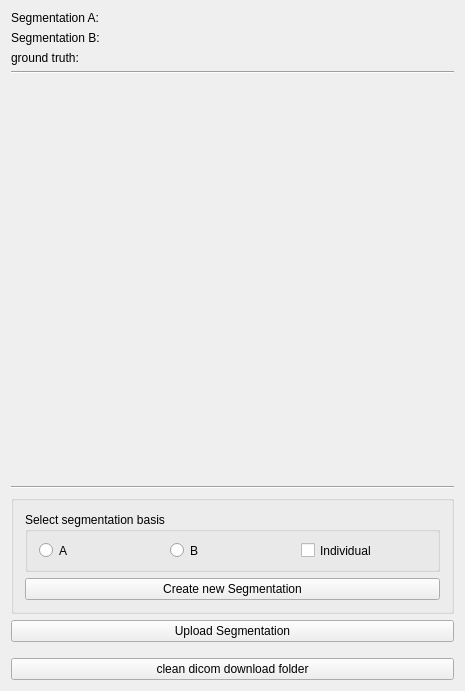
Qt form Plugins/org.mitk.gui.qt.segmentation.rework/src/internal/SegmentationReworkViewControls.ui (MITK/MITK) before a commit.
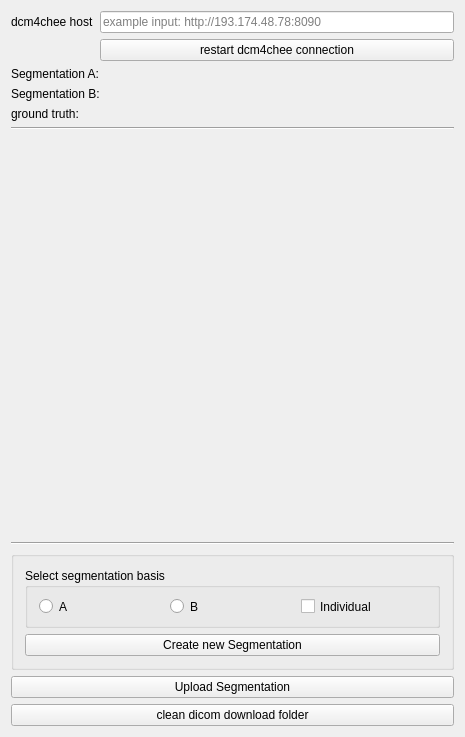
The same form after that commit. Custom widgets are drawn as their Qt base class.

Commit message: add dcm4chee url to ui

```diff
--- a/Plugins/org.mitk.gui.qt.segmentation.rework/src/internal/SegmentationReworkViewControls.ui
+++ b/Plugins/org.mitk.gui.qt.segmentation.rework/src/internal/SegmentationReworkViewControls.ui
@@ -20,6 +20,31 @@
    <string>QmitkTemplate</string>
   </property>
   <layout class="QVBoxLayout" name="verticalLayout">
+   <item>
+    <layout class="QFormLayout" name="formLayout">
+     <item row="0" column="0">
+      <widget class="QLabel" name="dcm4cheeHostLabel">
+       <property name="text">
+        <string>dcm4chee host</string>
+       </property>
+      </widget>
+     </item>
+     <item row="0" column="1">
+      <widget class="QLineEdit" name="dcm4cheeHostValue">
+       <property name="placeholderText">
+        <string>example input: http://193.174.48.78:8090</string>
+       </property>
+      </widget>
+     </item>
+     <item row="1" column="1">
+      <widget class="QPushButton" name="restartConnection">
+       <property name="text">
+        <string>restart dcm4chee connection</string>
+       </property>
+      </widget>
+     </item>
+    </layout>
+   </item>
    <item>
     <widget class="QLabel" name="labelSegA">
      <property name="text">
```
The commit also changes 2 other files.
